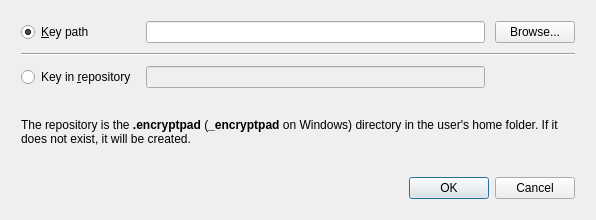
Old version of the form qt_ui/new_key_dialog.ui in the repository evpo/EncryptPad.
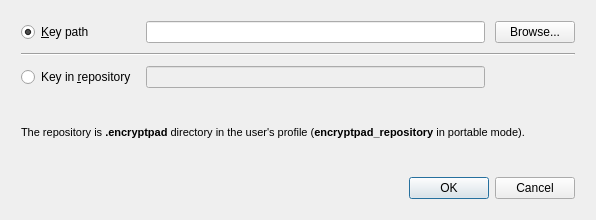
New version of the form.

Commit message: Update key dialogs to mention portable repository

Diff of the .ui file:
```diff
--- a/qt_ui/new_key_dialog.ui
+++ b/qt_ui/new_key_dialog.ui
@@ -69,8 +69,13 @@
      </item>
      <item row="3" column="0" colspan="3">
       <widget class="QLabel" name="label">
+       <property name="font">
+        <font>
+         <pointsize>8</pointsize>
+        </font>
+       </property>
        <property name="text">
-        <string>The repository is the &lt;b&gt;.encryptpad&lt;/b&gt; (&lt;b&gt;_encryptpad&lt;/b&gt; on Windows) directory in the user's home folder. If it does not exist, it will be created.</string>
+        <string>The repository is &lt;b&gt;.encryptpad&lt;/b&gt; directory in the user's profile (&lt;b&gt;encryptpad_repository&lt;/b&gt; in portable mode).</string>
        </property>
        <property name="wordWrap">
         <bool>true</bool>
```
The commit also changes 1 other file.
